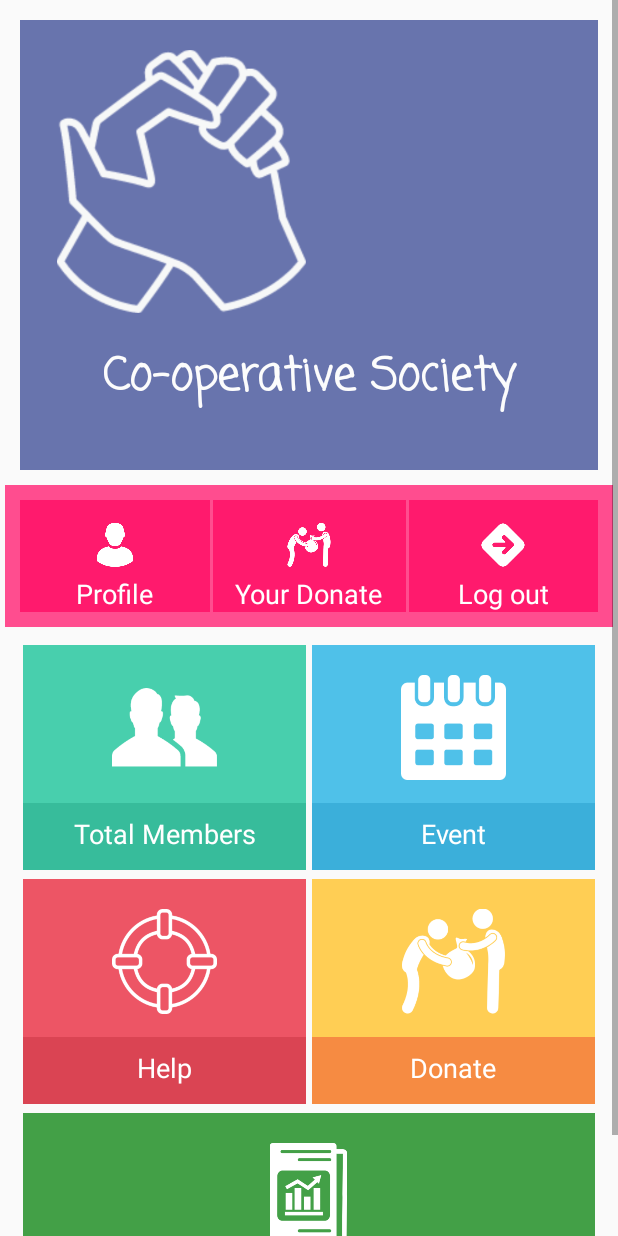
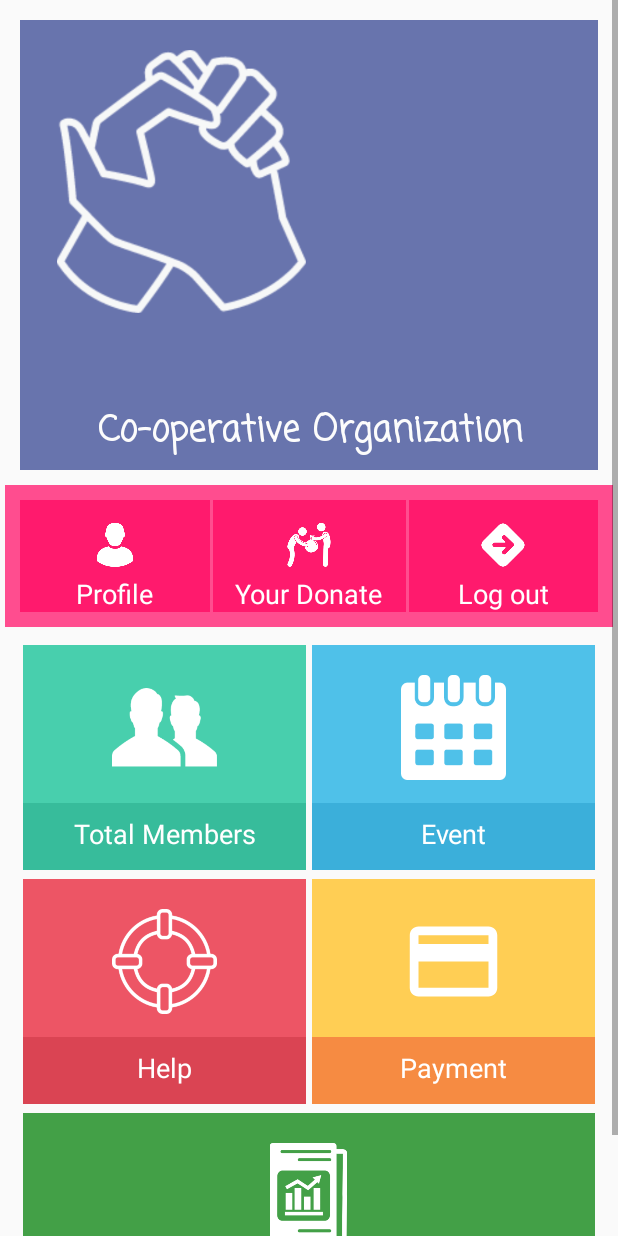
Before and after one commit to wahid8080/Co-operative-Society-master, an Android app: the UserMainActivity screen opened directly, with no data from a screen before it, on a phone screen of 412 x 824 dp. Run offline under Robolectric (Android 15) with nearby library versions, the phone set to English and light mode, and no system bars; our stand-ins replace Firebase (no records; nobody signed in at launch, a user with empty details on screens opened directly).

Commit message:
10th commit

```diff
--- a/app/src/main/res/layout/activity_user_main.xml
+++ b/app/src/main/res/layout/activity_user_main.xml
@@ -31,13 +31,14 @@
                     android:src="@drawable/logo2"/>
 
                 <TextView
+                    android:layout_marginTop="40dp"
                     android:layout_below="@id/dashbordLogo"
                     android:layout_width="match_parent"
                     android:layout_height="wrap_content"
                     android:gravity="center_horizontal"
-                    android:text="Co-operative Society"
+                    android:text="Co-operative Organization"
                     android:textColor="#FCFCFC"
-                    android:textSize="30dp"
+                    android:textSize="24dp"
                     android:textStyle="bold"
                     app:fontFamily="casual" />
             </RelativeLayout>
@@ -255,7 +256,7 @@
                         android:layout_height="70dp"
                         android:layout_gravity="center"
                         android:layout_marginTop="20dp"
-                        android:src="@drawable/donate"
+                        android:src="@drawable/ic_credit_card_black_24dp"
                         android:tint="@color/colorWhite" />
 
                     <TextView
@@ -264,7 +265,7 @@
                         android:layout_marginTop="15dp"
                         android:background="@color/colorFlowerDark"
                         android:padding="8dp"
-                        android:text="Donate"
+                        android:text="Payment"
                         android:textAlignment="center"
                         android:textColor="@color/colorWhite"
                         android:textSize="18sp" />
```
